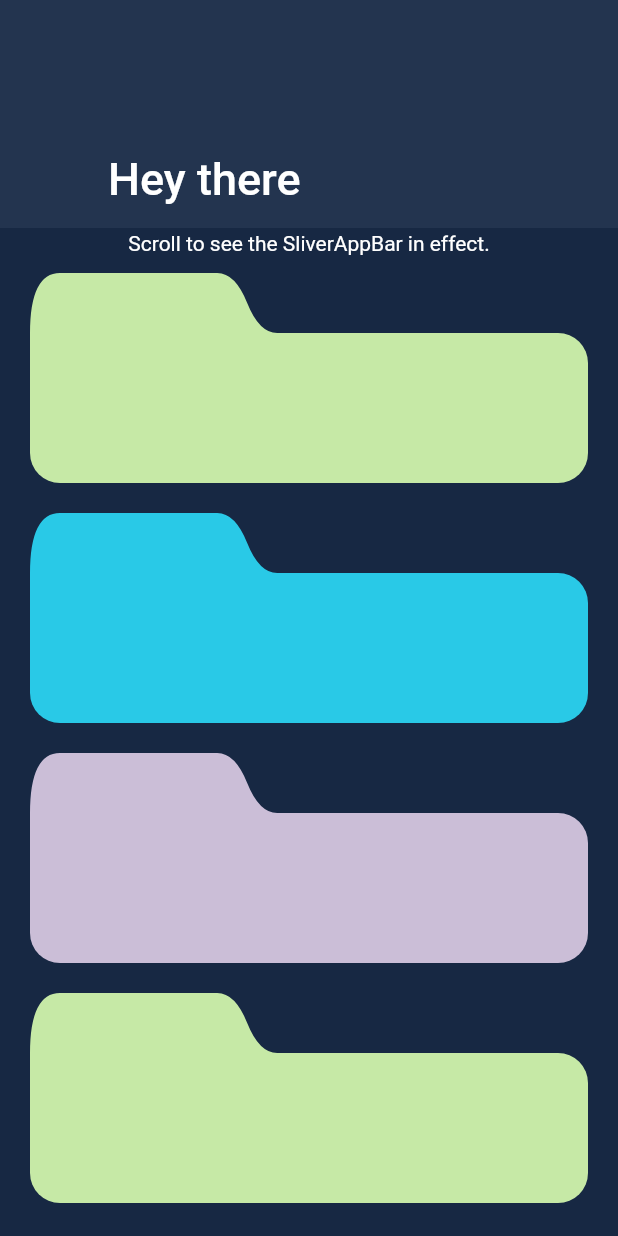
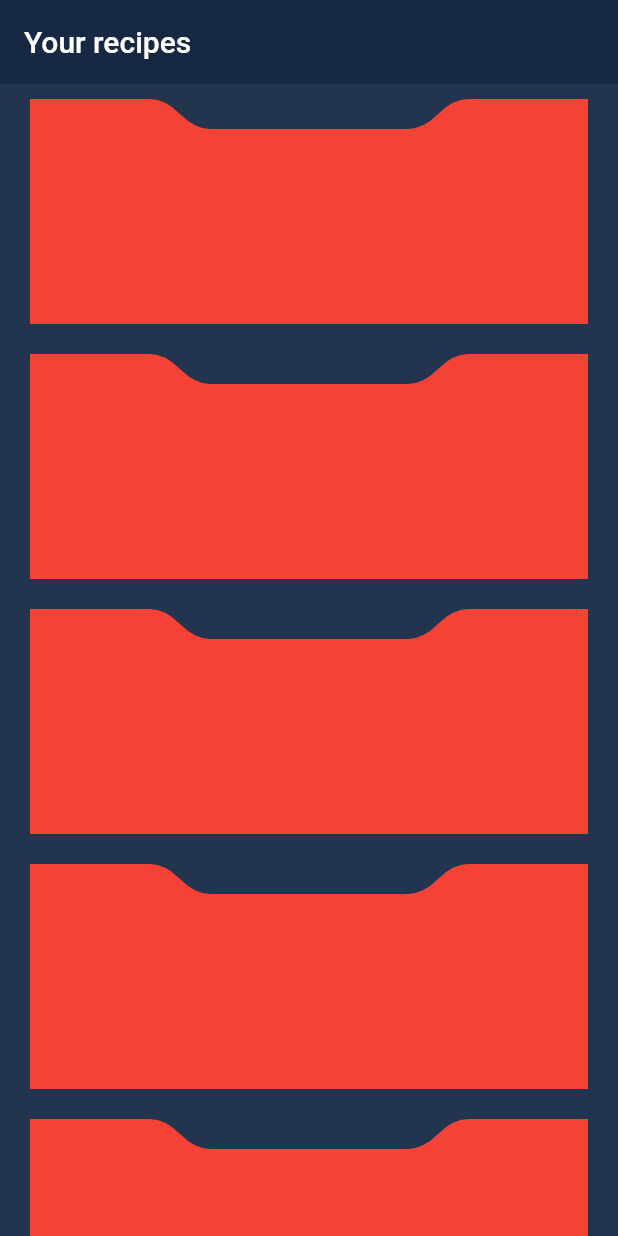
Before and after one commit to campfire5/coocko, a Flutter app: the screen it shows after launch, on a phone screen of 412 x 824 dp. Run offline on Flutter 3.47's test engine with Material 2 defaults, Android fonts, the phone set to English and light mode, and no system bars; our stand-ins replace bloc.

Commit message:
feat: added shape of the recipe tile

```diff
--- a/lib/main.dart
+++ b/lib/main.dart
@@ -1,5 +1,7 @@
-import 'package:coocko/presentation/screens/recipe_list.dart';
+import 'package:coocko/presentation/screens/step_list.dart';
 import 'package:flutter/material.dart';
+
+import 'presentation/screens/recipe_list.dart';
 
 void main() {
   runApp(const MainApp());
@@ -11,7 +13,7 @@ class MainApp extends StatelessWidget {
   @override
   Widget build(BuildContext context) {
     return const MaterialApp(
-      home: RecipeListScreen(),
+      home: RecipeList(),
     );
   }
 }
--- a/lib/presentation/screens/recipe_list.dart
+++ b/lib/presentation/screens/recipe_list.dart
@@ -1,59 +1,26 @@
-import 'package:coocko/presentation/widgets/tile.dart';
-import 'package:coocko/test_data/test%20recipe.dart';
+import 'package:coocko/presentation/widgets/recipe_tile.dart';
 import 'package:flutter/material.dart';
 
-class RecipeListScreen extends StatelessWidget {
-  const RecipeListScreen({super.key});
+class RecipeList extends StatelessWidget {
+  const RecipeList({super.key});
 
   @override
   Widget build(BuildContext context) {
     return Scaffold(
-      backgroundColor: Color(0xff172843),
-      body: CustomScrollView(
-        slivers: [
-          SliverAppBar.large(
-            elevation: 0,
-            snap: false,
-            floating: false,
-            pinned: true,
-            flexibleSpace: const FlexibleSpaceBar(
-              title: Text(
-                'Hey there',
-                style: TextStyle(color: Colors.white),
-              ),
-            ),
-            backgroundColor: Color(0xff23344f),
-          ),
-          const SliverToBoxAdapter(
-            child: SizedBox(
-              height: 20,
-              child: Center(
-                child: Text(
-                  'Scroll to see the SliverAppBar in effect.',
-                  style: TextStyle(color: Colors.white),
-                ),
-              ),
-            ),
-          ),
-          SliverList(
-            delegate: SliverChildBuilderDelegate(
-              (context, index) {
-                final recipe = listRecipes[index];
-
-                return Padding(
-                  padding: const EdgeInsets.symmetric(
-                    horizontal: 20,
-                    vertical: 10,
-                  ),
-                  child: CoockoStepTile(
-                    backgroundColor: recipe.color,
-                  ),
-                );
-              },
-              childCount: listRecipes.length,
-            ),
-          )
-        ],
+      appBar: AppBar(
+        backgroundColor: Color(0xff172843),
+        elevation: 0,
+        title: Text('Your recipes'),
+      ),
+      body: Container(
+        padding: const EdgeInsets.symmetric(horizontal: 20),
+        color: Color(0xff23344f),
+        child: ListView.builder(
+          itemBuilder: (context, index) {
+            return CoockoRecipeTile();
+          },
+          itemCount: 5,
+        ),
       ),
     );
   }
--- a/lib/presentation/widgets/recipe_tile.dart
+++ b/lib/presentation/widgets/recipe_tile.dart
@@ -5,6 +5,55 @@ class CoockoRecipeTile extends StatelessWidget {
 
   @override
   Widget build(BuildContext context) {
-    return const Placeholder();
+    return ClipPath(
+      child: Container(
+        margin: EdgeInsets.symmetric(vertical: 10),
+        height: 150,
+        width: 300,
+        child: CustomPaint(
+          painter: RecipeShapePainter(),
+        ),
+      ),
+    );
   }
 }
+
+class RecipeShapePainter extends CustomPainter {
+  @override
+  void paint(Canvas canvas, Size size) {
+    final width = size.width;
+    final height = size.height;
+    final curveHeight = 20.0;
+
+    final paint = Paint()..color = Colors.red;
+
+    final path = Path();
+
+    path.moveTo(0, 0);
+
+    //left curve
+    path.lineTo(80, 0);
+    path.quadraticBezierTo(90, 0, 100, curveHeight / 2);
+    path.quadraticBezierTo(110, 20, 120, curveHeight);
+
+    path.lineTo(width - 120, curveHeight);
+    path.quadraticBezierTo(width - 110, 20, width - 100, curveHeight / 2);
+    path.quadraticBezierTo(width - 90, 0, width - 80, 0);
+    path.lineTo(width - 100, 0);
+
+    // topRight -> bottomRight -> bottomLeft
+    path.lineTo(width, 0);
+    path.lineTo(width, height);
+    path.lineTo(0, height);
+
+    path.close();
+
+    canvas.drawPath(path, paint);
+  }
+
+  @override
+  bool shouldRepaint(covariant CustomPainter oldDelegate) {
+    // TODO: implement shouldRepaint
+    return true;
+  }
+}
```
Also changed, not shown: lib/presentation/screens/step_list.dart (added, +60 -0 lines).
